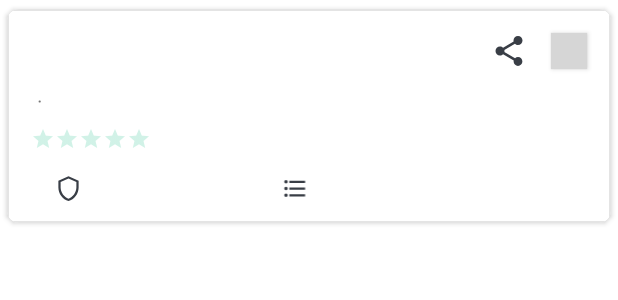
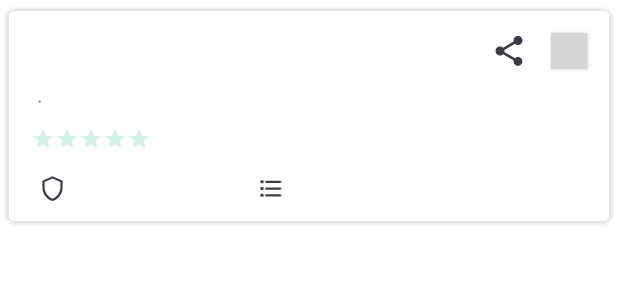
Before and after one commit to JuArce/HCI_TP3_ProfitApp, an Android app: the layout item_routine.xml on its own in the app's theme, with its tools: preview values and no code run, on a phone screen of 412 x 824 dp. Shown: the top 300 px of the screen. Run offline under Robolectric (Android 15) with nearby library versions, the phone set to English and light mode, and no system bars; network calls fail; grey boxes are pictures that could not be loaded.

Commit message:
ui changes & improvements.

```diff
--- a/app/src/main/res/layout/fragment_routine_detail.xml
+++ b/app/src/main/res/layout/fragment_routine_detail.xml
@@ -156,7 +156,7 @@
             android:id="@+id/difficulty"
             android:layout_width="wrap_content"
             android:layout_height="wrap_content"
-            android:layout_marginStart="8dp"
+            android:layout_marginStart="4dp"
             android:layout_marginTop="16dp"
             android:text="@{routine.difficulty}"
             app:layout_constraintStart_toEndOf="@+id/difficulty_icon"
@@ -177,7 +177,7 @@
             android:id="@+id/category"
             android:layout_width="wrap_content"
             android:layout_height="wrap_content"
-            android:layout_marginStart="8dp"
+            android:layout_marginStart="4dp"
             android:layout_marginTop="16dp"
             android:text="@{routine.category.name}"
             app:layout_constraintStart_toEndOf="@+id/category_icon"
--- a/app/src/main/res/layout/item_routine.xml
+++ b/app/src/main/res/layout/item_routine.xml
@@ -110,7 +110,7 @@
                     android:id="@+id/difficulty_icon"
                     android:layout_width="0dp"
                     android:layout_height="18dp"
-                    android:layout_weight="3"
+                    android:layout_weight="1.5"
                     app:srcCompat="@drawable/ic_shield_outline"
                     app:tint="@color/light_grey" />
 
@@ -127,7 +127,7 @@
                     android:id="@+id/category_icon"
                     android:layout_width="0dp"
                     android:layout_height="18dp"
-                    android:layout_weight="3"
+                    android:layout_weight="1.5"
                     android:background="#00B60000"
                     app:srcCompat="@drawable/ic_baseline_format_list_bulleted_24" />
 
```
